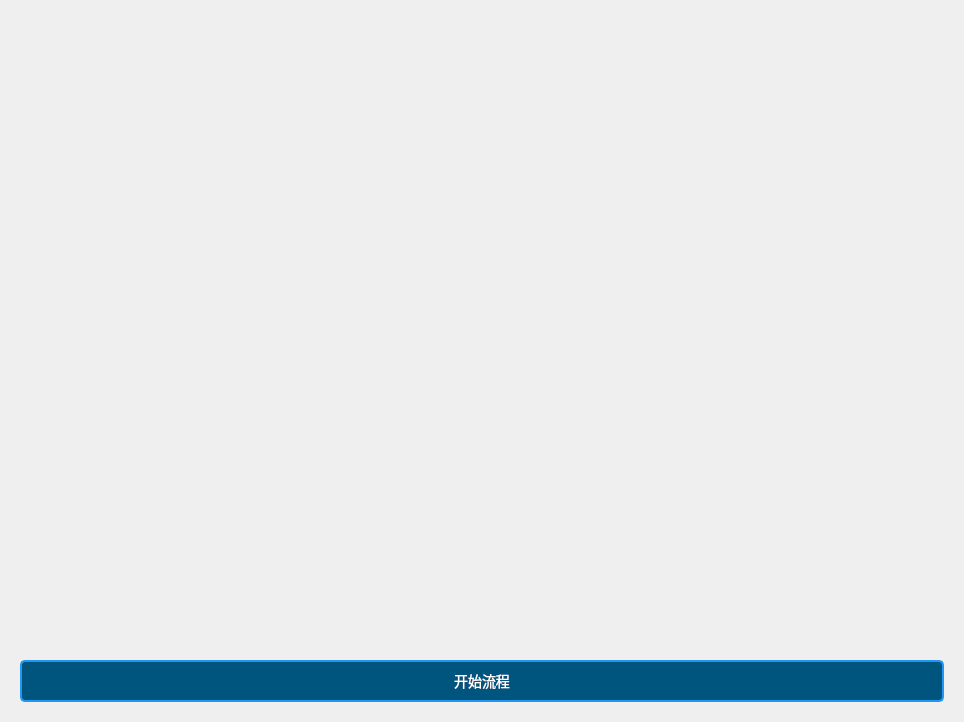
Qt form view/graph/v6/view.ui (lhyn81note/xyz) before a commit.
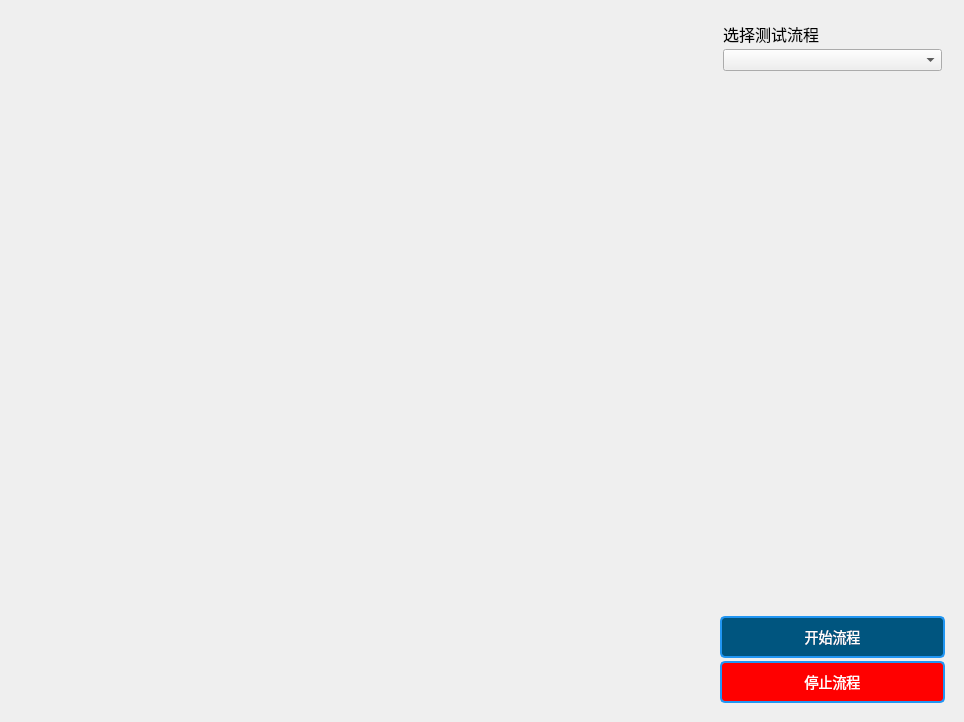
The same form after that commit.

Commit message: 1.重新梳理了代码文件系统,创建了runtime文件夹存放运行时 2.添加了app.ini配置各种程序参数 3.顶层CmdMananger改成{},存放预设的多个流对象 4.ViewGraph中使用CmdManagerAgent来存储当前流对象, 5.ViewGraph中添加下拉框可以选择不同流 测试功过!

The edit to the form file:
```diff
--- a/view/graph/v6/view.ui
+++ b/view/graph/v6/view.ui
@@ -44,15 +44,97 @@
      <property name="styleSheet">
       <string notr="true"/>
      </property>
-     <layout class="QVBoxLayout" name="verticalLayout_2">
+     <layout class="QHBoxLayout" name="horizontalLayout" stretch="3,1">
+      <property name="spacing">
+       <number>2</number>
+      </property>
+      <property name="topMargin">
+       <number>5</number>
+      </property>
+      <property name="rightMargin">
+       <number>5</number>
+      </property>
+      <property name="bottomMargin">
+       <number>5</number>
+      </property>
       <item>
        <widget class="QWidget" name="wgt_flow" native="true"/>
       </item>
       <item>
-       <widget class="QPushButton" name="pushButton">
-        <property name="text">
-         <string>开始流程</string>
-        </property>
+       <widget class="QWidget" name="widget_2" native="true">
+        <layout class="QVBoxLayout" name="verticalLayout_2">
+         <property name="spacing">
+          <number>3</number>
+         </property>
+         <property name="leftMargin">
+          <number>3</number>
+         </property>
+         <property name="topMargin">
+          <number>3</number>
+         </property>
+         <property name="rightMargin">
+          <number>3</number>
+         </property>
+         <property name="bottomMargin">
+          <number>3</number>
+         </property>
+         <item>
+          <widget class="QWidget" name="widget_3" native="true">
+           <layout class="QVBoxLayout" name="verticalLayout_3" stretch="0,0,1">
+            <property name="spacing">
+             <number>3</number>
+            </property>
+            <property name="leftMargin">
+             <number>3</number>
+            </property>
+            <property name="topMargin">
+             <number>3</number>
+            </property>
+            <property name="rightMargin">
+             <number>3</number>
+            </property>
+            <property name="bottomMargin">
+             <number>3</number>
+            </property>
+            <item>
+             <widget class="QLabel" name="label">
+              <property name="font">
+               <font>
+                <pointsize>12</pointsize>
+               </font>
+              </property>
+              <property name="text">
+               <string>选择测试流程</string>
+              </property>
+             </widget>
+            </item>
+            <item>
+             <widget class="QComboBox" name="cmb_flow"/>
+            </item>
+            <item>
+             <widget class="QWidget" name="widget_4" native="true"/>
+            </item>
+           </layout>
+          </widget>
+         </item>
+         <item>
+          <widget class="QPushButton" name="btn_start">
+           <property name="text">
+            <string>开始流程</string>
+           </property>
+          </widget>
+         </item>
+         <item>
+          <widget class="QPushButton" name="btb_stop">
+           <property name="styleSheet">
+            <string notr="true">background-color: rgb(255, 0, 0);</string>
+           </property>
+           <property name="text">
+            <string>停止流程</string>
+           </property>
+          </widget>
+         </item>
+        </layout>
        </widget>
       </item>
      </layout>
```
The commit also changes 58 other files.
